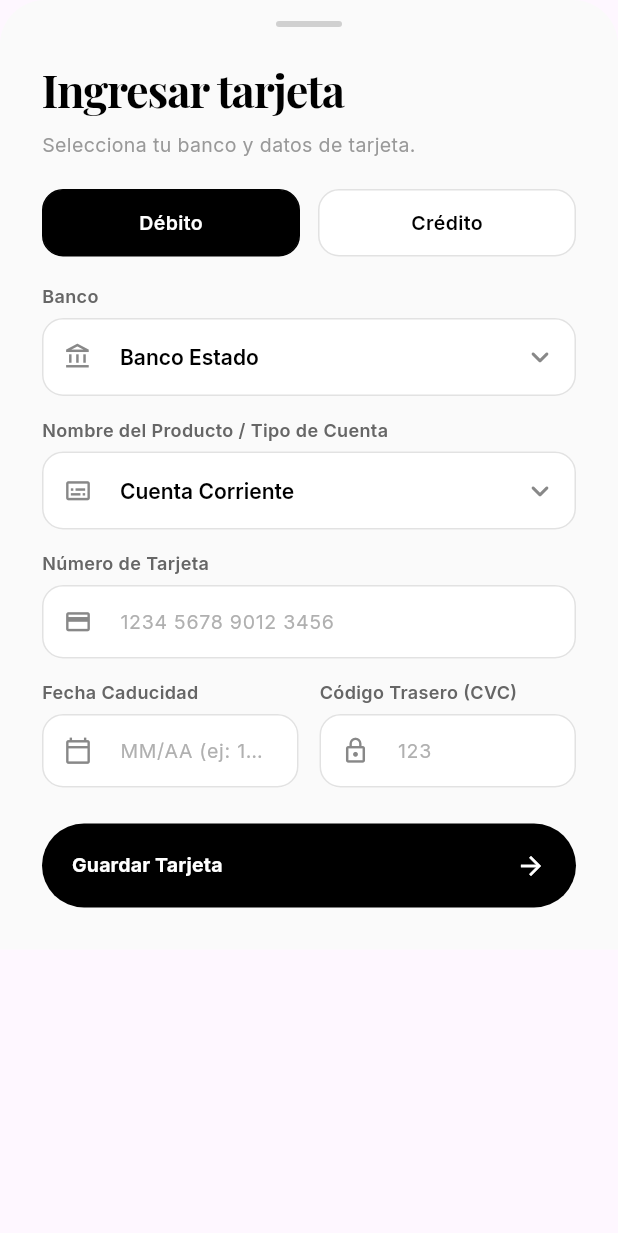
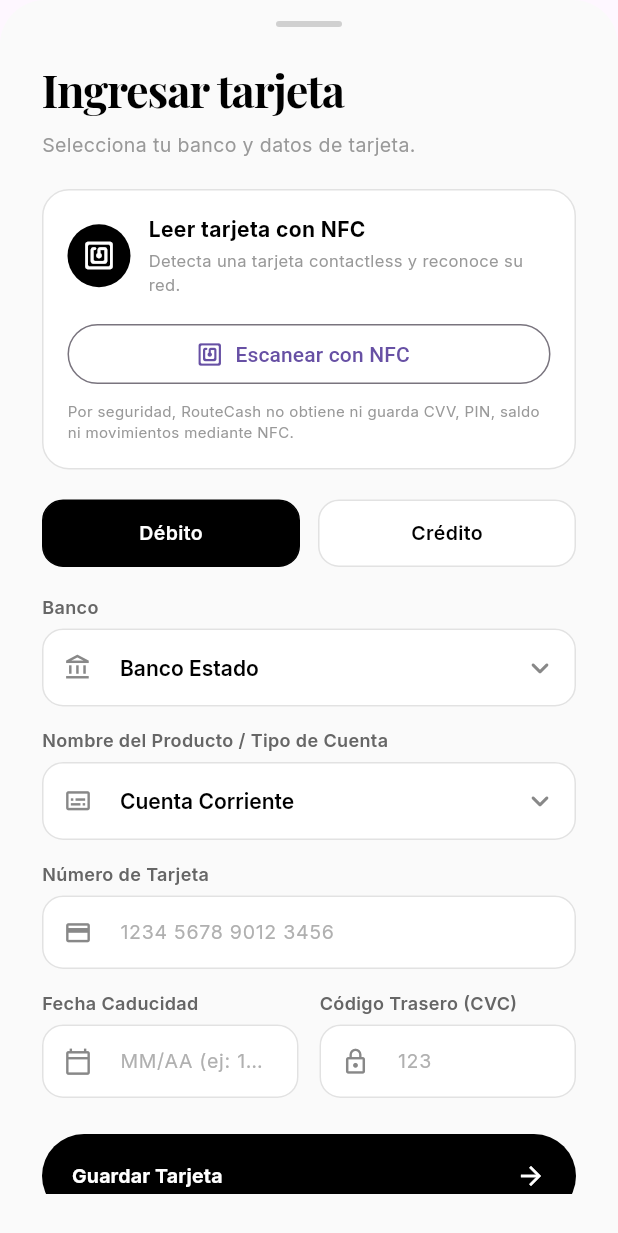
Before and after one commit to CubyCuboy/RouteCash, a Flutter app: the _AddCardFormBottomSheet widget shown alone on an empty page, opened directly with empty values, on a phone screen of 412 x 824 dp. Shown: the top 1233 px of the screen. Run offline on Flutter 3.47's test engine with Material 3 defaults, Android fonts, the phone set to English and light mode, and no system bars; our stand-ins replace flutter_dotenv, google_fonts, google_sign_in, image_picker, shared_preferences, shimmer and 1 more; missing offline and left inert: nfc_manager; accounts and stored records are empty; network calls fail.

Commit message:
Complemento NFC
Lectura de tarjetas bancarias con NFC

```diff
--- /dev/null
+++ b/lib/services/bank_card_nfc.dart
@@ -0,0 +1,163 @@
+import 'dart:async';
+import 'dart:typed_data';
+
+import 'package:nfc_manager/nfc_manager.dart';
+import 'package:nfc_manager/nfc_manager_android.dart';
+
+class BankCardNfcResult {
+  const BankCardNfcResult({
+    required this.detected,
+    required this.message,
+    this.brand,
+    this.applicationId,
+  });
+
+  final bool detected;
+  final String message;
+  final String? brand;
+  final String? applicationId;
+}
+
+class BankCardNfcService {
+  Completer<BankCardNfcResult>? _completer;
+  bool _sessionActive = false;
+
+  static final Uint8List _selectPpseCommand = Uint8List.fromList(
+    <int>[
+      0x00, 0xA4, 0x04, 0x00, 0x0E,
+      0x32, 0x50, 0x41, 0x59, 0x2E,
+      0x53, 0x59, 0x53, 0x2E, 0x44,
+      0x44, 0x46, 0x30, 0x31, 0x00,
+    ],
+  );
+
+  Future<BankCardNfcResult> readPaymentCard() async {
+    if (_sessionActive) {
+      throw Exception('Ya existe una lectura NFC en curso.');
+    }
+
+    final availability = await NfcManager.instance.checkAvailability();
+
+    if (availability != NfcAvailability.enabled) {
+      throw Exception(
+        'NFC no está disponible o está desactivado en este dispositivo.',
+      );
+    }
+
+    _sessionActive = true;
+    _completer = Completer<BankCardNfcResult>();
+
+    await NfcManager.instance.startSession(
+      pollingOptions: const {
+        NfcPollingOption.iso14443,
+      },
+      onDiscovered: (tag) async {
+        try {
+          final isoDep = IsoDepAndroid.from(tag);
+
+          if (isoDep == null) {
+            throw Exception(
+              'La tarjeta detectada no es compatible con ISO-DEP.',
+            );
+          }
+
+          await isoDep.setTimeout(5000);
+
+          final response = await isoDep.transceive(
+            _selectPpseCommand,
+          );
+
+          final hex = _toHex(response);
+
+          if (!hex.endsWith('9000')) {
+            throw Exception(
+              'Se detectó una tarjeta NFC, pero no respondió como tarjeta EMV.',
+            );
+          }
+
+          final aid = _findKnownAid(hex);
+          final brand = _detectBrand(aid ?? hex);
+
+          final result = BankCardNfcResult(
+            detected: true,
+            brand: brand,
+            applicationId: aid,
+            message: brand == null
+                ? 'Tarjeta contactless detectada. La red no pudo identificarse.'
+                : 'Tarjeta $brand detectada correctamente.',
+          );
+
+          if (!(_completer?.isCompleted ?? true)) {
+            _completer!.complete(result);
+          }
+        } catch (error) {
+          if (!(_completer?.isCompleted ?? true)) {
+            _completer!.completeError(error);
+          }
+        } finally {
+          await stopReading();
+        }
+      },
+    );
+
+    try {
+      return await _completer!.future.timeout(
+        const Duration(seconds: 30),
+      );
+    } on TimeoutException {
+      throw Exception(
+        'No se detectó una tarjeta dentro del tiempo permitido.',
+      );
+    } finally {
+      await stopReading();
+    }
+  }
+
+  Future<void> stopReading() async {
+    if (!_sessionActive) return;
+
+    _sessionActive = false;
+
+    try {
+      await NfcManager.instance.stopSession();
+    } catch (_) {}
+  }
+
+  String _toHex(Uint8List bytes) {
+    return bytes
+        .map((byte) => byte.toRadixString(16).padLeft(2, '0'))
+        .join()
+        .toUpperCase();
+  }
+
+  String? _findKnownAid(String payload) {
+    const prefixes = <String>[
+      'A000000003',
+      'A000000004',
+      'A000000025',
+      'A000000065',
+      'A000000152',
+    ];
+
+    for (final prefix in prefixes) {
+      final index = payload.indexOf(prefix);
+
+      if (index >= 0) {
+        final remaining = payload.substring(index);
+        final length = remaining.length >= 16 ? 16 : remaining.length;
+        return remaining.substring(0, length);
+      }
+    }
+
+    return null;
+  }
+
+  String? _detectBrand(String payload) {
+    if (payload.contains('A000000003')) return 'Visa';
+    if (payload.contains('A000000004')) return 'Mastercard';
+    if (payload.contains('A000000025')) return 'American Express';
+    if (payload.contains('A000000065')) return 'JCB';
+    if (payload.contains('A000000152')) return 'Discover';
+    return null;
+  }
+}
--- a/lib/ui/screens/cards_screen.dart
+++ b/lib/ui/screens/cards_screen.dart
@@ -3,6 +3,7 @@ import 'package:google_fonts/google_fonts.dart';
 import 'package:intl/intl.dart';
 import 'package:supabase_flutter/supabase_flutter.dart';
 import '../../models/card_model.dart';
+import '../../services/bank_card_nfc.dart';
 import '../components/route_cash_buttons.dart';
 import 'main_navigation_screen.dart';
 import 'dart:math';
@@ -1031,6 +1032,11 @@ class _AddCardFormBottomSheetState extends State<_AddCardFormBottomSheet> {
   final TextEditingController _expiryDateController = TextEditingController();
   final TextEditingController _cvvController = TextEditingController();
 
+  final BankCardNfcService _nfcService = BankCardNfcService();
+
+  bool _isScanningNfc = false;
+  String? _nfcStatus;
+
 
   static const List<String> _chileanBanks = [
     'Banco Estado',
@@ -1093,10 +1099,80 @@ class _AddCardFormBottomSheetState extends State<_AddCardFormBottomSheet> {
 
   @override
   void dispose() {
+    _nfcService.stopReading();
     _cardNumberController.dispose();
     _expiryDateController.dispose();
     _cvvController.dispose();
     super.dispose();
+  }
+
+  Future<void> _scanCardWithNfc() async {
+    if (_isScanningNfc) return;
+
+    setState(() {
+      _isScanningNfc = true;
+      _nfcStatus =
+          'Acerca una tarjeta contactless a la parte trasera del teléfono.';
+    });
+
+    try {
+      final result = await _nfcService.readPaymentCard();
+
+      if (!mounted) return;
+
+      setState(() {
+        _nfcStatus = result.message;
+
+        if (result.brand == 'Visa') {
+          _cardType = RouteCashCardType.credit;
+          _selectedProduct = 'Tarjeta de Crédito Visa';
+        } else if (result.brand == 'Mastercard') {
+          _cardType = RouteCashCardType.credit;
+          _selectedProduct = 'Tarjeta de Crédito Mastercard';
+        }
+      });
+
+      ScaffoldMessenger.of(context).showSnackBar(
+        SnackBar(
+          content: Text(result.message),
+          backgroundColor: Colors.black,
+          behavior: SnackBarBehavior.floating,
+        ),
+      );
+    } catch (error) {
+      if (!mounted) return;
+
+      final message = error.toString().replaceFirst('Exception: ', '');
+
+      setState(() {
+        _nfcStatus = message;
+      });
+
+      ScaffoldMessenger.of(context).showSnackBar(
+        SnackBar(
+          content: Text(message),
+          backgroundColor: Colors.redAccent,
+          behavior: SnackBarBehavior.floating,
+        ),
+      );
+    } finally {
+      if (mounted) {
+        setState(() {
+          _isScanningNfc = false;
+        });
+      }
+    }
+  }
+
+  Future<void> _cancelNfcScan() async {
+    await _nfcService.stopReading();
+
+    if (!mounted) return;
+
+    setState(() {
+      _isScanningNfc = false;
+      _nfcStatus = 'Lectura NFC cancelada.';
+    });
   }
 
   void _onTypeChanged(RouteCashCardType newType) {
@@ -1220,6 +1296,107 @@ class _AddCardFormBottomSheetState extends State<_AddCardFormBottomSheet> {
               style: GoogleFonts.inter(
                 color: const Color(0xFF999999),
                 fontSize: 13,
+              ),
+            ),
+            const SizedBox(height: 20),
+            Container(
+              width: double.infinity,
+              padding: const EdgeInsets.all(16),
+              decoration: BoxDecoration(
+                color: Colors.white,
+                borderRadius: BorderRadius.circular(18),
+                border: Border.all(
+                  color: const Color(0xFFE2E2E2),
+                ),
+              ),
+              child: Column(
+                crossAxisAlignment: CrossAxisAlignment.start,
+                children: [
+                  Row(
+                    children: [
+                      Container(
+                        width: 42,
+                        height: 42,
+                        decoration: const BoxDecoration(
+                          color: Colors.black,
+                          shape: BoxShape.circle,
+                        ),
+                        child: const Icon(
+                          Icons.nfc_rounded,
+                          color: Colors.white,
+                          size: 22,
+                        ),
+                      ),
+                      const SizedBox(width: 12),
+                      Expanded(
+                        child: Column(
+                          crossAxisAlignment: CrossAxisAlignment.start,
+                          children: [
+                            Text(
+                              'Leer tarjeta con NFC',
+                              style: GoogleFonts.inter(
+                                color: Colors.black,
+                                fontSize: 14,
+                                fontWeight: FontWeight.w700,
+                              ),
+                            ),
+                            const SizedBox(height: 3),
+                            Text(
+                              'Detecta una tarjeta contactless y reconoce su red.',
+                              style: GoogleFonts.inter(
+                                color: const Color(0xFF999999),
+                                fontSize: 11,
+                              ),
+                            ),
+                          ],
+                        ),
+                      ),
+                    ],
+                  ),
+                  if (_nfcStatus != null) ...[
+                    const SizedBox(height: 12),
+                    Text(
+                      _nfcStatus!,
+                      style: GoogleFonts.inter(
+                        color: const Color(0xFF666666),
+                        fontSize: 12,
+                        height: 1.35,
+                      ),
+                    ),
+                  ],
+                  const SizedBox(height: 14),
+                  SizedBox(
+                    width: double.infinity,
+                    child: OutlinedButton.icon(
+                      onPressed:
+                          _isScanningNfc ? _cancelNfcScan : _scanCardWithNfc,
+                      icon: _isScanningNfc
+                          ? const SizedBox(
+                              width: 17,
+                              height: 17,
+                              child: CircularProgressIndicator(
+                                strokeWidth: 2,
+                                color: Colors.black,
+                              ),
+                            )
+                          : const Icon(Icons.nfc_rounded),
+                      label: Text(
+                        _isScanningNfc
+                            ? 'Cancelar lectura'
+                            : 'Escanear con NFC',
+                      ),
+                    ),
+                  ),
+                  const SizedBox(height: 8),
+                  Text(
+                    'Por seguridad, RouteCash no obtiene ni guarda CVV, PIN, saldo ni movimientos mediante NFC.',
+                    style: GoogleFonts.inter(
+                      color: const Color(0xFF999999),
+                      fontSize: 10,
+                      height: 1.35,
+                    ),
+                  ),
+                ],
               ),
             ),
             const SizedBox(height: 20),
--- a/pubspec.yaml
+++ b/pubspec.yaml
@@ -26,6 +26,7 @@ dependencies:
   http: ^1.2.0
   image_picker: ^1.1.2
   shimmer: ^3.0.0
+  nfc_manager: ^4.2.1
 
 dev_dependencies:
   flutter_test:
```
Also changed, not shown: pubspec.lock, 1 other file.
